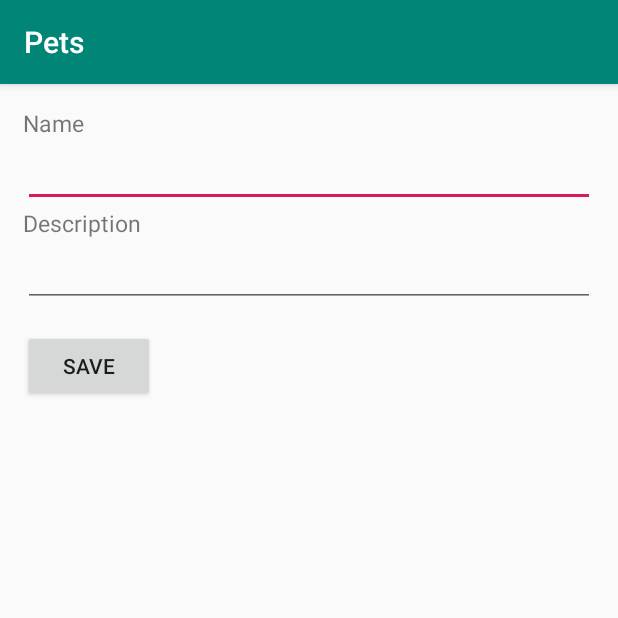
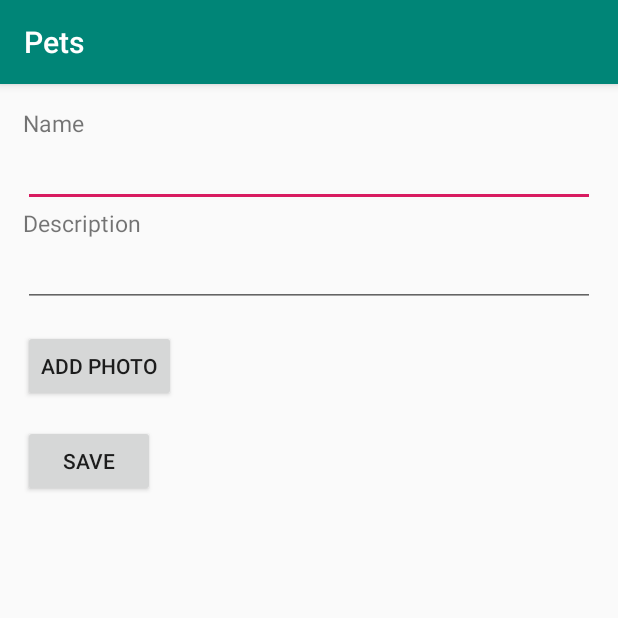
Before and after one commit to thomasphillips3/Pets, an Android app: the AddPetActivity screen opened directly, with no data from a screen before it, on a phone screen of 412 x 824 dp, the top half of it. Run offline under Robolectric (Android 15) with nearby library versions, the phone set to English and light mode, and no system bars; libraries missing offline, so code that uses them is left out: com.amazonaws.amplify, com.amazonaws.mobile, com.amazonaws.mobileconnectors, com.apollographql.apollo.

Commit message:
implements choosing a photo

```diff
--- a/app/build.gradle
+++ b/app/build.gradle
@@ -31,6 +31,7 @@ dependencies {
     implementation('com.amazonaws:aws-android-sdk-mobile-client:2.8.+@aar') { transitive = true }
     implementation('com.amazonaws:aws-android-sdk-auth-userpools:2.8.+@aar') { transitive = true }
     implementation('com.amazonaws:aws-android-sdk-auth-ui:2.8.+@aar') { transitive = true }
+    implementation('com.amazonaws:aws-android-sdk-s3:2.7.+')
     testImplementation 'junit:junit:4.12'
     androidTestImplementation 'androidx.test:runner:1.2.0'
     androidTestImplementation 'androidx.test.espresso:espresso-core:3.2.0'
--- a/app/src/main/AndroidManifest.xml
+++ b/app/src/main/AndroidManifest.xml
@@ -32,6 +32,7 @@
             android:theme="@style/AppTheme.NoActionBar"></activity>
 
         <service android:name="org.eclipse.paho.android.service.MqttService" />
+        <service android:name="com.amazonaws.mobileconnectors.s3.transferutility.TransferService" />
     </application>
 
 </manifest>
--- a/app/src/main/res/layout/activity_add_pet.xml
+++ b/app/src/main/res/layout/activity_add_pet.xml
@@ -31,6 +31,12 @@
             android:layout_width="match_parent"
             android:layout_height="wrap_content" />
         <Button
+            android:id="@+id/button_add_photo"
+            android:layout_width="wrap_content"
+            android:layout_height="wrap_content"
+            android:layout_marginTop="15dp"
+            android:text="Add Photo" />
+        <Button
             android:id="@+id/button_save"
             android:layout_width="wrap_content"
             android:layout_height="wrap_content"
```
Also changed, not shown: app/src/main/java/com/thomasphillips3/pets/AddPetActivity.java (+35 -0 lines), 4 other files.
